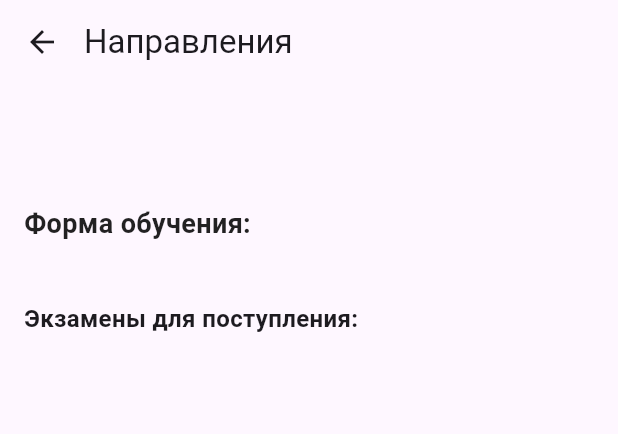
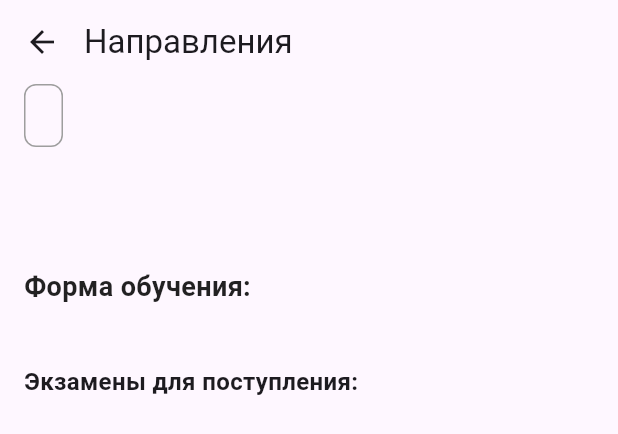
Before and after one commit to bushuevmaxim/entrant-app, a Flutter app: the ProgrammContent widget shown alone on an empty page, opened directly with empty values, on a phone screen of 412 x 824 dp. Shown: the top 434 px of the screen. Run offline on Flutter 3.47's test engine with Material 3 defaults, Android fonts, the phone set to English and light mode, and no system bars; our stand-ins replace bloc, flutter_bloc, freezed_annotation, go_router, isar; accounts and stored records are empty; generated files the repository leaves out were written again.

Commit message:
Add ProgrammCodeWidget

```diff
--- a/lib/src/features/detailed_programm/presentation/detailed_programm_page.dart
+++ b/lib/src/features/detailed_programm/presentation/detailed_programm_page.dart
@@ -7,6 +7,7 @@ import 'bloc/detailed_programm_bloc.dart';
 import 'widgets/info_section.dart';
 import 'widgets/exams_list.dart';
 import 'widgets/programm_name.dart';
+import 'widgets/programm_code.dart';
 import 'widgets/screen_title.dart';
 
 class DetailedProgrammPage extends StatelessWidget {
@@ -73,10 +74,12 @@ class ProgrammContent extends StatelessWidget {
         ),
         SliverToBoxAdapter(
           child: Padding(
-            padding: const EdgeInsets.all(16.0),
+            padding: const EdgeInsets.symmetric(horizontal: 16.0),
             child: Column(
               crossAxisAlignment: CrossAxisAlignment.start,
               children: [
+                ProgrammCode(code: programm.code),
+                const SizedBox(height: 16),
                 ProgrammName(name: programm.name),
                 const SizedBox(height: 16),
                 InfoSection(
--- /dev/null
+++ b/lib/src/features/detailed_programm/presentation/widgets/programm_code.dart
@@ -0,0 +1,28 @@
+import 'package:flutter/material.dart';
+
+class ProgrammCode extends StatelessWidget {
+  final String code;
+
+  const ProgrammCode({
+    super.key,
+    required this.code,
+  });
+
+  @override
+  Widget build(BuildContext context) {
+    return Container(
+      padding: const EdgeInsets.symmetric(horizontal: 12, vertical: 8),
+      decoration: BoxDecoration(
+        color: Colors.transparent,
+        border: Border.all(color: Colors.grey),
+        borderRadius: BorderRadius.circular(8),
+      ),
+      child: Text(
+        code,
+        style: Theme.of(context).textTheme.titleMedium?.copyWith(
+              fontWeight: FontWeight.w500,
+            ),
+      ),
+    );
+  }
+}
```
